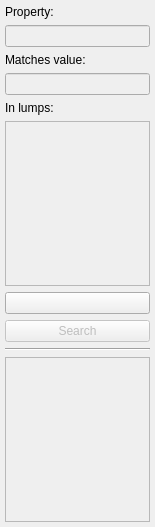
Qt form src/widgets/valuesearchwidget.ui (noodlecollie/bspanalyser) before a commit.
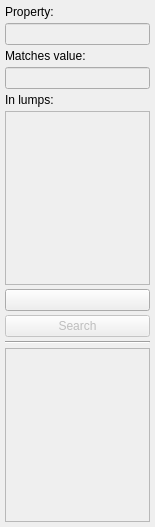
The same form after that commit.

Diff of the .ui file:
```diff
--- a/src/widgets/valuesearchwidget.ui
+++ b/src/widgets/valuesearchwidget.ui
@@ -20,6 +20,9 @@
    <string>Form</string>
   </property>
   <layout class="QVBoxLayout" name="verticalLayout_2" stretch="0,0,0,0,0,0,0,0,0,0">
+   <property name="spacing">
+    <number>4</number>
+   </property>
    <property name="leftMargin">
     <number>5</number>
    </property>
```
